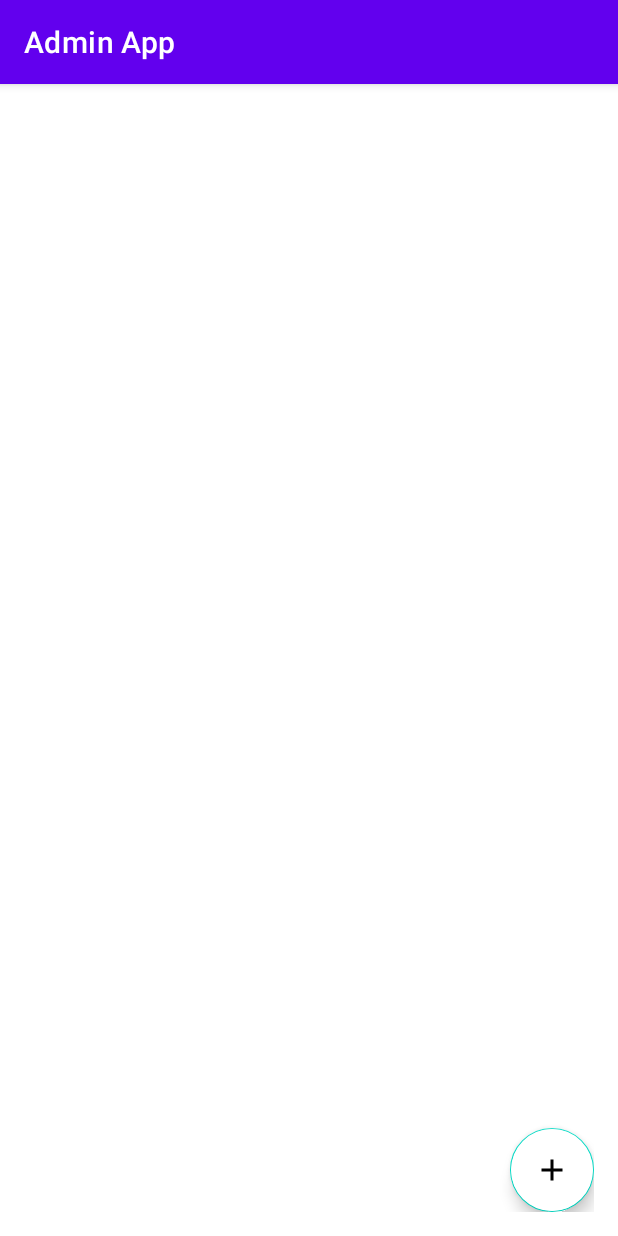
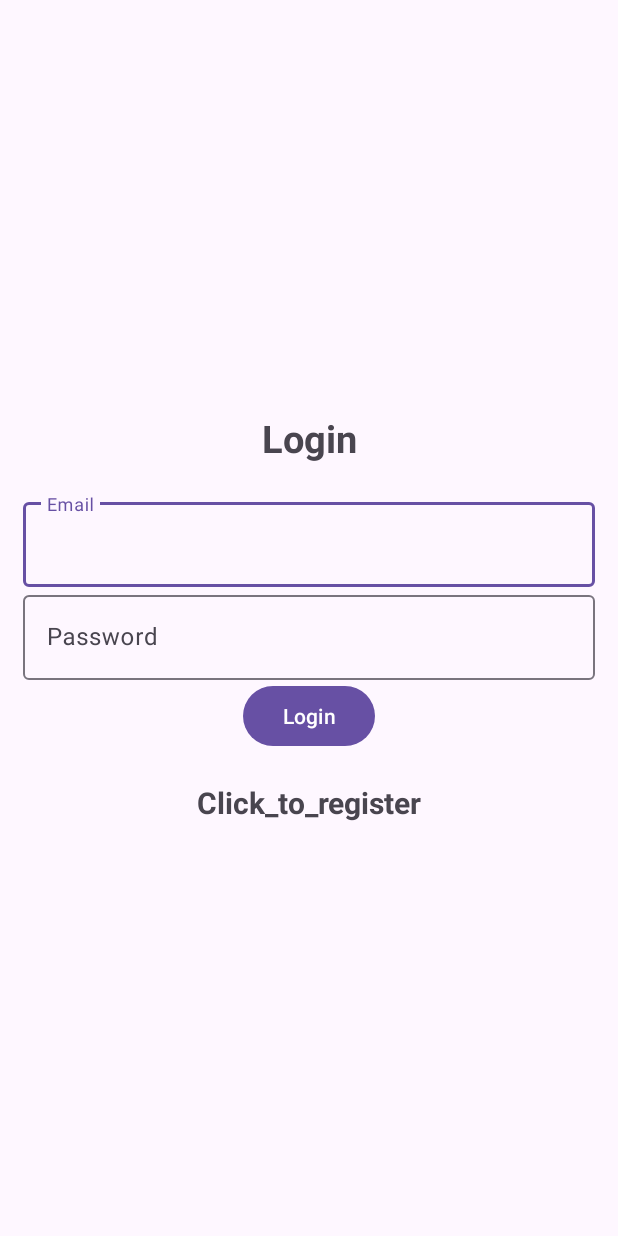
Before and after one commit to gilarussi/MyApplicationHopefullyLast, an Android app: the screen it shows after launch (MainActivity before the commit, LoginAdmin after it), on a phone screen of 412 x 824 dp. Run offline under Robolectric (Android 15) with nearby library versions, the phone set to English and light mode, and no system bars; our stand-ins replace Firebase (no records; nobody signed in at launch, a user with empty details on screens opened directly).

Commit message:
reg and login work + admin side, firestore work

```diff
--- /dev/null
+++ b/adminapp/src/main/java/com/example/adminapp/LoginAdmin.java
@@ -0,0 +1,100 @@
+package com.example.adminapp;
+
+import androidx.annotation.NonNull;
+import androidx.appcompat.app.AppCompatActivity;
+
+import android.content.Intent;
+import android.os.Bundle;
+import android.text.TextUtils;
+import android.view.View;
+import android.widget.Button;
+import android.widget.ProgressBar;
+import android.widget.TextView;
+import android.widget.Toast;
+
+import com.google.android.gms.tasks.OnCompleteListener;
+import com.google.android.gms.tasks.Task;
+import com.google.android.material.textfield.TextInputEditText;
+import com.google.firebase.auth.AuthResult;
+import com.google.firebase.auth.FirebaseAuth;
+import com.google.firebase.auth.FirebaseUser;
+
+public class LoginAdmin extends AppCompatActivity {
+
+    TextInputEditText editTextEmail, editTextPassword;
+    Button buttonLogin;
+    FirebaseAuth mAuth;
+    ProgressBar progressBar;
+    TextView textView;
+
+    public void onStart() {
+        super.onStart();
+        FirebaseUser currentUser = mAuth.getCurrentUser();
+        if(currentUser != null){
+            Intent intent = new Intent(getApplicationContext(),MainActivity.class);
+            startActivity(intent);
+            finish();
+        }
+    }
+
+    @Override
+    protected void onCreate(Bundle savedInstanceState) {
+        super.onCreate(savedInstanceState);
+        setContentView(R.layout.activity_login_admin);
+
+        mAuth=FirebaseAuth.getInstance();
+        editTextEmail = findViewById(R.id.email);
+        editTextPassword = findViewById(R.id.password);
+        buttonLogin = findViewById(R.id.btn_login);
+        progressBar = findViewById(R.id.progressBar);
+        textView = findViewById(R.id.registerNow);
+        textView.setOnClickListener(new View.OnClickListener() {
+            @Override
+            public void onClick(View view) {
+                Intent intent = new Intent(getApplicationContext(),RegisterAdmin.class);
+                startActivity(intent);
+                finish();
+            }
+        });
+
+        buttonLogin.setOnClickListener(new View.OnClickListener() {
+            @Override
+            public void onClick(View view) {
+                progressBar.setVisibility(View.VISIBLE);
+                String email, password;
+                email = String.valueOf(editTextEmail.getText());
+                password = String.valueOf(editTextPassword.getText());
+
+                if (TextUtils.isEmpty(email)){
+                    Toast.makeText(LoginAdmin.this,"Enter email",Toast.LENGTH_SHORT).show();
+                    return;
+                }
+
+                if (TextUtils.isEmpty(password)){
+                    Toast.makeText(LoginAdmin.this,"Enter password",Toast.LENGTH_SHORT).show();
+                    return;
+                }
+
+                mAuth.signInWithEmailAndPassword(email, password)
+                        .addOnCompleteListener(new OnCompleteListener<AuthResult>() {
+                            @Override
+                            public void onComplete(@NonNull Task<AuthResult> task) {
+                                progressBar.setVisibility(View.GONE);
+
+                                if (task.isSuccessful()) {
+                                    Toast.makeText(getApplicationContext(), "Login Successful.", Toast.LENGTH_SHORT).show();
+                                    Intent intent = new Intent(getApplicationContext(),MainActivity.class);
+                                    startActivity(intent);
+                                    finish();
+                                } else {
+                                    Toast.makeText(LoginAdmin.this, "Authentication failed.", Toast.LENGTH_SHORT).show();
+                                }
+
+                            }
+                        }) ;
+
+            }
+
+        });
+    }
+}
--- a/adminapp/src/main/java/com/example/adminapp/NoteDetailsActivity.java
+++ b/adminapp/src/main/java/com/example/adminapp/NoteDetailsActivity.java
@@ -34,7 +34,7 @@ public class NoteDetailsActivity extends AppCompatActivity {
     {
         String noteTitle = titleEditText.getText().toString();
         String noteContent = contentEditText.getText().toString();
-        if (noteTitle==null ||noteTitle.isEmpty()){
+        if (noteTitle.isEmpty()){  //noteTitle==null ||
             titleEditText.setError("Title is required");
             return;
         }
--- /dev/null
+++ b/adminapp/src/main/res/layout/activity_login_admin.xml
@@ -0,0 +1,63 @@
+<?xml version="1.0" encoding="utf-8"?>
+<LinearLayout xmlns:android="http://schemas.android.com/apk/res/android"
+    xmlns:app="http://schemas.android.com/apk/res-auto"
+    xmlns:tools="http://schemas.android.com/tools"
+    android:layout_width="match_parent"
+    android:orientation="vertical"
+    android:gravity="center"
+    android:layout_height="match_parent"
+    android:padding="15dp"
+    tools:context=".LoginAdmin">
+
+    <TextView
+        android:text="@string/login"
+        android:textSize="25sp"
+        android:textStyle="bold"
+        android:gravity="center"
+        android:layout_marginBottom="20dp"
+        android:layout_width="match_parent"
+        android:layout_height="wrap_content"/>
+    <com.google.android.material.textfield.TextInputLayout
+        android:layout_width="match_parent"
+        android:layout_height="wrap_content">
+        <com.google.android.material.textfield.TextInputEditText
+            android:id="@+id/email"
+            android:hint="@string/email"
+            android:layout_width="match_parent"
+            android:layout_height="wrap_content"/>
+    </com.google.android.material.textfield.TextInputLayout>
+
+
+    <com.google.android.material.textfield.TextInputLayout
+        android:layout_width="match_parent"
+        android:layout_height="wrap_content">
+        <com.google.android.material.textfield.TextInputEditText
+            android:id="@+id/password"
+            android:hint="@string/password"
+            android:layout_width="match_parent"
+            android:layout_height="wrap_content"/>
+    </com.google.android.material.textfield.TextInputLayout>
+
+    <ProgressBar
+        android:id="@+id/progressBar"
+        android:visibility="gone"
+        android:layout_width="wrap_content"
+        android:layout_height="wrap_content"/>
+
+    <Button
+        android:id="@+id/btn_login"
+        android:text="@string/login"
+        android:layout_width="wrap_content"
+        android:layout_height="wrap_content"/>
+
+    <TextView
+        android:textStyle="bold"
+        android:textSize="20sp"
+        android:gravity="center"
+        android:layout_marginTop="20dp"
+        android:id="@+id/registerNow"
+        android:text="@string/click_to_register"
+        android:layout_width="match_parent"
+        android:layout_height="wrap_content"/>
+
+</LinearLayout>
--- a/adminapp/src/main/res/values/strings.xml
+++ b/adminapp/src/main/res/values/strings.xml
@@ -1,3 +1,10 @@
 <resources>
     <string name="app_name">Admin App</string>
+    <string name="register">Register</string>
+    <string name="password">Password</string>
+    <string name="email">Email</string>
+    <string name="click_to_login">Click_to_login</string>
+    <string name="login">Login</string>
+    <string name="click_to_register">Click_to_register</string>
+    <string name="logout">logout</string>
 </resources>
```
Also changed, not shown: adminapp/src/main/AndroidManifest.xml (+13 -5 lines), adminapp/src/main/java/com/example/adminapp/MainActivity.java (+34 -1 lines), adminapp/src/main/java/com/example/adminapp/RegisterAdmin.java (added, +105 -0 lines), adminapp/src/main/res/layout/activity_main.xml (+25 -0 lines), adminapp/src/main/res/layout/activity_register_admin.xml (added, +63 -0 lines).
